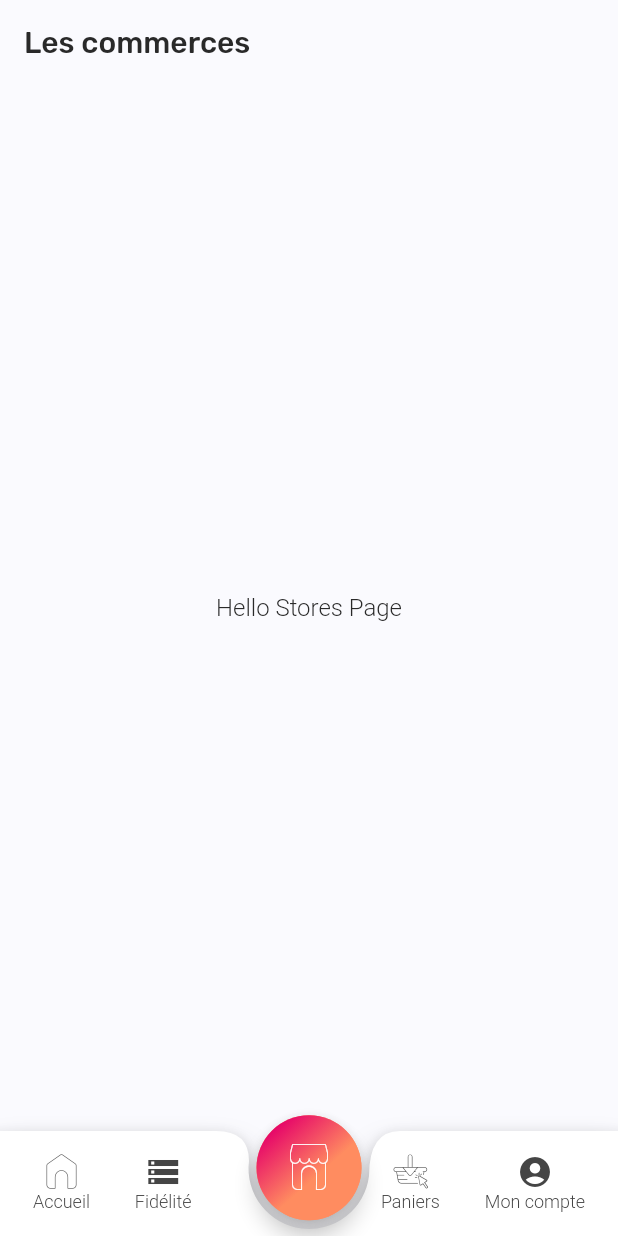
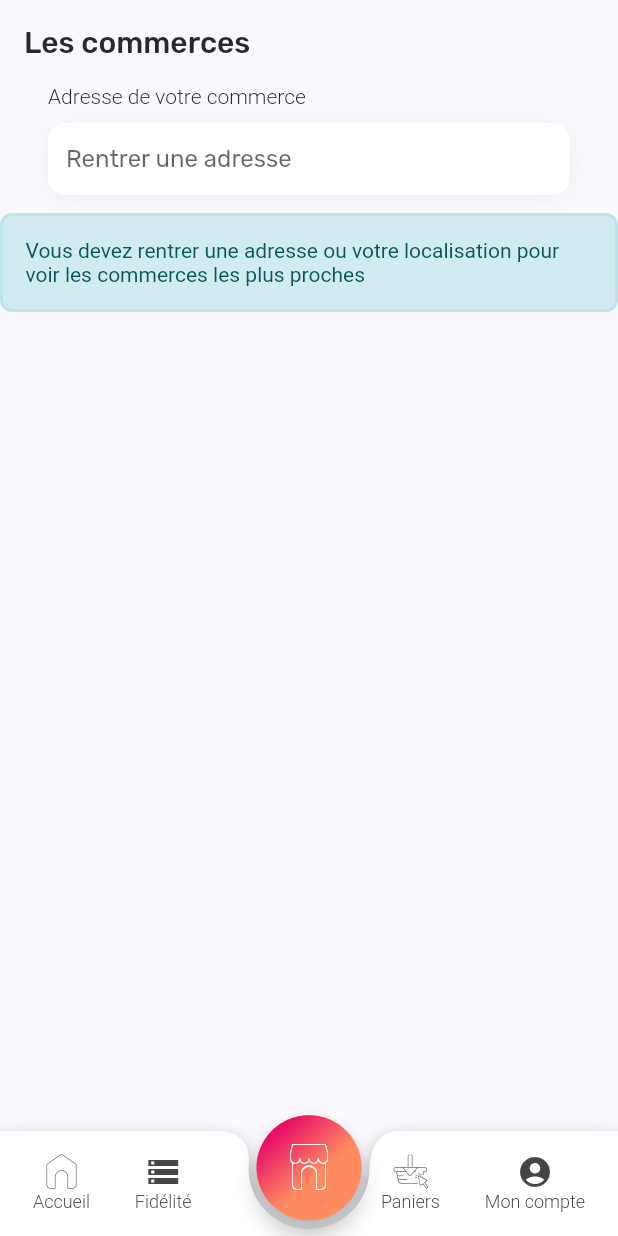
Before and after one commit to Le-Chemin-du-Local/Application, a Flutter app: the screen it shows after launch, after a tap on an icon or button, on a phone screen of 412 x 824 dp. Run offline on Flutter 3.47's test engine with Material 2 defaults, Android fonts, the light colour scheme and no system bars; our stand-ins replace date_time_picker, file_picker, flutter_riverpod, flutter_secure_storage, flutter_vector_icons, freezed_annotation and 3 more; missing offline and left inert: excel, latlng, map; generated files the repository leaves out were written again; network calls fail; statements that could not run were skipped.

Commit message:
✨ Ajout de la liste des commerces

```diff
--- a/lib/core/helpers/app_manager.dart
+++ b/lib/core/helpers/app_manager.dart
@@ -7,6 +7,9 @@ class AppManager {
 
   final GlobalKey<NavigatorState> appNavigatorKey = GlobalKey<NavigatorState>();
 
+  // CLIENTS KEYS
+  final GlobalKey<NavigatorState> commercesListPageKey = GlobalKey<NavigatorState>();
+
   // STOREKEEPERS KEYS
   final GlobalKey<NavigatorState> productsPageKey = GlobalKey<NavigatorState>();
   final GlobalKey<NavigatorState> clickAndCollectPageKey = GlobalKey<NavigatorState>();
--- a/lib/features/storekeepers/storekeeper_page/widgets/page_address_input.dart
+++ b/lib/core/widgets/inputs/cl_address_input.dart
@@ -3,19 +3,21 @@ import 'package:chemin_du_local/features/storekeepers/storekeeper_page/place_ser
 import 'package:flutter/material.dart';
 import 'package:uuid/uuid.dart';
 
-class PageAddressInput extends StatefulWidget {
-  const PageAddressInput({
+class ClAddressInput extends StatefulWidget {
+  const ClAddressInput({
     Key? key,
     required this.addressTextController,
+    this.onSelected
   }) : super(key: key);
 
   final TextEditingController addressTextController;
+  final Function(String)? onSelected;
 
   @override
-  State<PageAddressInput> createState() => _PageAddressInputState();
+  State<ClAddressInput> createState() => _ClAddressInputState();
 }
 
-class _PageAddressInputState extends State<PageAddressInput> {
+class _ClAddressInputState extends State<ClAddressInput> {
   final FocusNode _focusNode = FocusNode();
 
   String _sessionToken = "";
@@ -25,6 +27,7 @@ class _PageAddressInputState extends State<PageAddressInput> {
     return RawAutocomplete<String>(
       textEditingController: widget.addressTextController,
       focusNode: _focusNode,
+      onSelected: widget.onSelected,
       optionsBuilder: (textEditingValue) async {
         final List<Suggestion> suggestions = await PlaceAPIProvider.instance.fetchSuggestions(textEditingValue.text, "fr", _sessionToken);
 
--- a/lib/features/commerces/commerce.dart
+++ b/lib/features/commerces/commerce.dart
@@ -1,3 +1,4 @@
+import 'package:chemin_du_local/features/user/user.dart';
 import 'package:flutter/foundation.dart';
 import 'package:freezed_annotation/freezed_annotation.dart';
 
@@ -13,6 +14,7 @@ mixin CommerceServices {
 class Commerce with _$Commerce {
   const factory Commerce(String? id, {
     required String name,
+    User? storekeeper,
     @Default(<String>[]) List<String> categories,
     @Default(<String>[]) List<String> services,
     String? storekeeperWord,
--- /dev/null
+++ b/lib/features/commerces/commerces_list_page.dart/commerces_list_page.dart
@@ -0,0 +1,80 @@
+import 'package:chemin_du_local/core/helpers/screen_helper.dart';
+import 'package:chemin_du_local/core/widgets/cl_status_message.dart';
+import 'package:chemin_du_local/core/widgets/inputs/cl_address_input.dart';
+import 'package:chemin_du_local/features/commerces/commerces_list_page.dart/widgets/commerces_list.dart';
+import 'package:chemin_du_local/features/storekeepers/storekeeper_page/place_service.dart';
+import 'package:flutter/material.dart';
+import 'package:latlng/latlng.dart';
+
+class CommercesListPage extends StatefulWidget {
+  const CommercesListPage({Key? key}) : super(key: key);
+
+  @override
+  State<CommercesListPage> createState() => _CommercesListPageState();
+}
+
+class _CommercesListPageState extends State<CommercesListPage> {
+  final TextEditingController _addressTextController = TextEditingController();
+
+  String? _address;
+
+  @override
+  Widget build(BuildContext context) {
+    return Scaffold(
+      body: Column(
+        crossAxisAlignment: CrossAxisAlignment.stretch,
+        children: [
+          // La bar de recherche
+          Padding(
+            padding: const EdgeInsets.symmetric(horizontal: ScreenHelper.horizontalPadding),
+            child: ClAddressInput(
+              addressTextController: _addressTextController,
+              onSelected: _onAddressSelected,
+            ),
+          ),
+          const SizedBox(height: 12,),
+
+          // La liste des commerces
+          FutureBuilder(
+            future: _getCoordinates(),
+            builder: (context, snapshot) {
+              if (snapshot.connectionState == ConnectionState.waiting) {
+                return const Center(child: CircularProgressIndicator(),);
+              }
+
+              if (!snapshot.hasData) {
+                return const Align(
+                  alignment: Alignment.topCenter,
+                  child: ClStatusMessage(
+                    type: ClStatusMessageType.info,
+                    message: "Vous devez rentrer une adresse ou votre localisation pour voir les commerces les plus proches",
+                  ),
+                );
+              }
+
+              return Expanded(
+                child: CommercesList(
+                  userCoordinated: snapshot.data as LatLng,
+                ),
+              );
+            },
+          )
+        ],
+      ),
+    );
+  }
+
+  void _onAddressSelected(String address) {
+    setState(() {
+      _address = address;
+    });
+  }
+
+  Future<LatLng?> _getCoordinates() async {
+    if (_address != null) {
+      return PlaceAPIProvider.instance.latLgnForAddress(_address!);
+    }
+
+    return null;
+  }
+}
--- /dev/null
+++ b/lib/features/commerces/commerces_list_page.dart/widgets/commerce_card.dart
@@ -0,0 +1,36 @@
+import 'package:chemin_du_local/core/widgets/cl_card.dart';
+import 'package:chemin_du_local/features/commerces/commerce.dart';
+import 'package:chemin_du_local/features/storekeepers/storekeeper_page/storekeeper_page.dart';
+import 'package:flutter/material.dart';
+
+class CommerceCard extends StatelessWidget {
+  const CommerceCard({
+    Key? key,
+    required this.commerce
+  }) : super(key: key);
+
+  final Commerce commerce;
+
+  @override
+  Widget build(BuildContext context) {
+    return InkWell(
+      onTap: () => _openCommercePage(context),
+      child: ClCard(
+        child: Column(
+          crossAxisAlignment: CrossAxisAlignment.stretch,
+          children: [
+            Text(commerce.name)
+          ],
+        ),
+      ),
+    );
+  }
+
+  Future _openCommercePage(BuildContext context) async {
+    await Navigator.of(context).push<dynamic>(
+      MaterialPageRoute<dynamic>(
+        builder: (context) => StoreKeeperPage(storekeeperID: commerce.storekeeper?.id,)
+      )
+    );
+  }
+}
--- a/lib/features/commerces/commerces_page.dart
+++ /dev/null
@@ -1,12 +0,0 @@
-import 'package:flutter/material.dart';
-
-class CommercesPage extends StatelessWidget {
-  const CommercesPage({Key? key}) : super(key: key);
-
-  @override
-  Widget build(BuildContext context) {
-    return const Scaffold(
-      body: Center(child: Text("Hello Stores Page")),
-    );
-  }
-}
--- a/lib/features/clients/client_main_page/clients_main_page.dart
+++ b/lib/features/main_page/clients_main_page.dart
@@ -1,8 +1,9 @@
+import 'package:chemin_du_local/core/helpers/app_manager.dart';
 import 'package:chemin_du_local/features/clients/client_account/client_account_page.dart';
 import 'package:chemin_du_local/features/clients/client_basket/client_basket_page.dart';
 import 'package:chemin_du_local/features/clients/client_home/client_home_page.dart';
 import 'package:chemin_du_local/features/clients/fidelity/fidelity_page.dart';
-import 'package:chemin_du_local/features/commerces/commerces_page.dart';
+import 'package:chemin_du_local/features/commerces/commerces_list_page.dart/commerces_list_page.dart';
 import 'package:chemin_du_local/features/main_page/main_page.dart';
 import 'package:chemin_du_local/features/main_page/page_item.dart';
 import 'package:chemin_du_local/presentation/c_l_icons_icons.dart';
@@ -15,7 +16,15 @@ class ClientsMainPage extends StatelessWidget {
   Widget build(BuildContext context) {
     // The pages
     final List<Widget> pages = [
-      const CommercesPage(),
+      ClipRect(
+        child: Navigator(
+          key: AppManager.instance.commercesListPageKey,
+          onGenerateRoute: (route) => MaterialPageRoute<void>(
+            settings: route,
+            builder: (context) => const CommercesListPage()
+          ),
+        )
+      ),
       const ClientHomePage(),
       const FidelityPage(),
       const ClientBasketPage(),
--- a/lib/main.dart
+++ b/lib/main.dart
@@ -4,8 +4,8 @@ import 'package:chemin_du_local/core/helpers/init.dart';
 import 'package:chemin_du_local/core/widgets/splash_screen.dart';
 import 'package:chemin_du_local/features/authentication/app_user_controller.dart';
 import 'package:chemin_du_local/features/authentication/authentication_graphql.dart';
-import 'package:chemin_du_local/features/clients/client_main_page/clients_main_page.dart';
-import 'package:chemin_du_local/features/storekeepers/storekeepers_main_page/storekeepers_main_page.dart';
+import 'package:chemin_du_local/features/main_page/clients_main_page.dart';
+import 'package:chemin_du_local/features/main_page/storekeepers_main_page.dart';
 import 'package:chemin_du_local/features/user/user.dart';
 import 'package:chemin_du_local/theme/cl_theme.dart';
 import 'package:flutter/material.dart';
--- a/pubspec.yaml
+++ b/pubspec.yaml
@@ -37,6 +37,7 @@ dependencies:
   flutter_secure_storage: ^5.0.2
   flutter_vector_icons: ^1.0.0
   freezed_annotation: ^1.1.0
+  geolocator: ^8.2.0
   google_fonts: ^2.3.1
   graphql_flutter: ^5.0.1
   http: ^0.13.4
```
Also changed, not shown: lib/core/widgets/cl_map.dart (+25 -4 lines), lib/features/commerces/commerces_graphql.dart (added, +29 -0 lines), lib/features/commerces/commerces_list_page.dart/widgets/commerces_list.dart (added, +171 -0 lines), lib/features/storekeepers/storekeeper_page/storekeeper_page.dart (+4 -11 lines), lib/features/storekeepers/storekeeper_page/widgets/page_address_card.dart (+11 -7 lines), lib/features/storekeepers/storekeeper_page/widgets/page_address_map.dart (deleted, +0 -150 lines), lib/features/commerces/commerce.freezed.dart, lib/features/commerces/commerce.g.dart, lib/features/main_page/storekeepers_main_page.dart (renamed from lib/features/storekeepers/storekeepers_main_page/storekeepers_main_page.dart), 2 other files.
